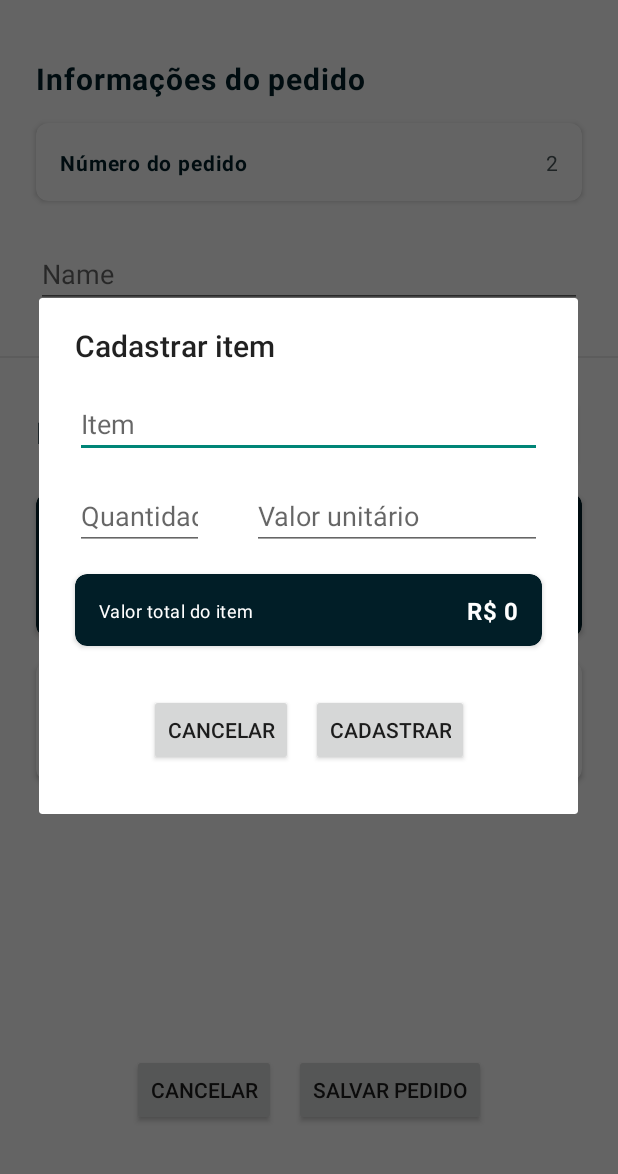
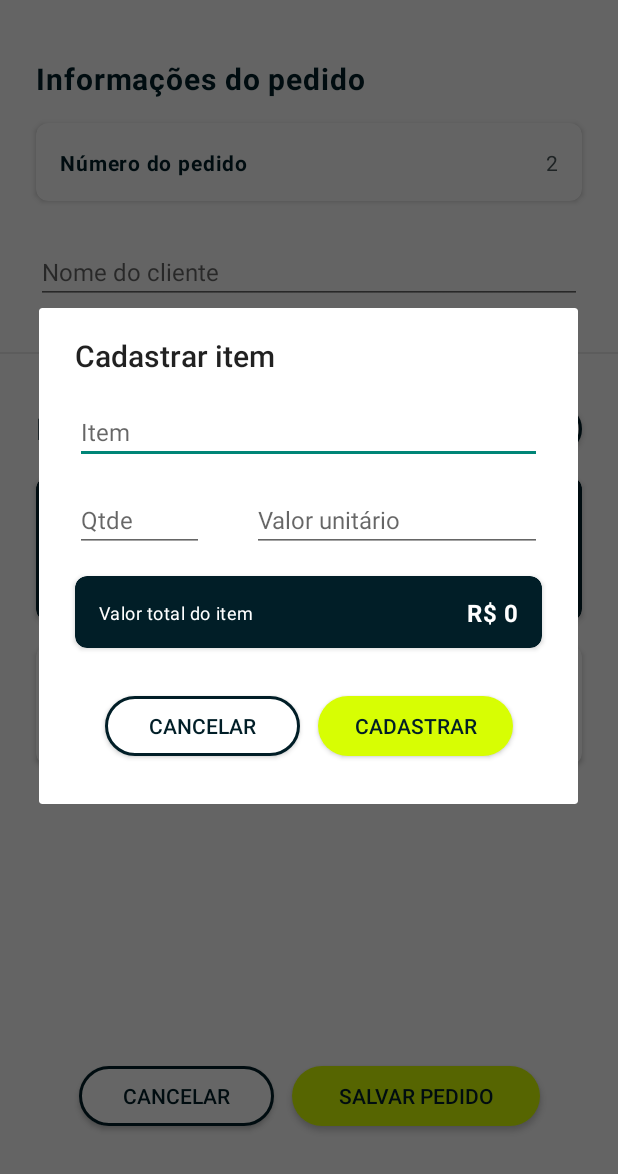
Before and after one commit to carlosolimpio/minhas-vendas, an Android app: the OrderDetailsFragment screen opened through its navigation route, after a tap on "INCLUIR ITEM", on a phone screen of 412 x 824 dp, the part 62-1236 px from its top. Run offline under Robolectric (Android 15) with nearby library versions, the phone set to English and light mode, and no system bars; our stand-ins replace Room's generated code.

Commit message:
Add buttons shape

```diff
--- /dev/null
+++ b/app/src/main/res/drawable/shape_button1.xml
@@ -0,0 +1,18 @@
+<?xml version="1.0" encoding="utf-8"?>
+<shape xmlns:android="http://schemas.android.com/apk/res/android"
+    android:shape="rectangle">
+
+    <corners android:radius="60dp" />
+
+    <solid android:color="@color/neon_green" />
+
+    <padding
+        android:bottom="8dp"
+        android:left="10dp"
+        android:right="10dp"
+        android:top="8dp" />
+
+    <size
+        android:height="20dp"
+        android:width="50dp" />
+</shape>
--- /dev/null
+++ b/app/src/main/res/drawable/shape_button2.xml
@@ -0,0 +1,22 @@
+<?xml version="1.0" encoding="utf-8"?>
+<shape xmlns:android="http://schemas.android.com/apk/res/android"
+    android:shape="rectangle" >
+
+    <corners android:radius="60dp" />
+
+    <solid android:color="@color/white" />
+
+    <padding
+        android:bottom="8dp"
+        android:left="10dp"
+        android:right="10dp"
+        android:top="8dp" />
+
+    <size
+        android:height="20dp"
+        android:width="50dp" />
+
+    <stroke
+        android:width="2dp"
+        android:color="@color/dark_blue" />
+</shape>
--- a/app/src/main/res/layout/fragment_order_details.xml
+++ b/app/src/main/res/layout/fragment_order_details.xml
@@ -71,7 +71,8 @@
                 android:layout_marginTop="26dp"
                 android:ems="10"
                 android:inputType="text"
-                android:hint="Name"
+                android:hint="@string/client_name"
+                android:textSize="16sp"
                 app:layout_constraintEnd_toEndOf="@+id/card_order_id"
                 app:layout_constraintStart_toStartOf="@+id/card_order_id"
                 app:layout_constraintTop_toBottomOf="@+id/card_order_id" />
@@ -99,10 +100,13 @@
 
             <Button
                 android:id="@+id/buttonAddItem"
-                android:layout_width="wrap_content"
-                android:layout_height="wrap_content"
+                android:layout_width="110dp"
+                android:layout_height="32dp"
                 android:layout_marginEnd="24dp"
+                android:background="@drawable/shape_button2"
                 android:text="@string/include_item"
+                android:textSize="12sp"
+                android:textColor="@color/dark_blue"
                 app:layout_constraintBottom_toBottomOf="@+id/textRegisteredItemsTitle"
                 app:layout_constraintEnd_toEndOf="parent"
                 app:layout_constraintTop_toTopOf="@+id/textRegisteredItemsTitle" />
@@ -240,11 +244,13 @@
 
             <Button
                 android:id="@+id/buttonCancel"
-                android:layout_width="wrap_content"
-                android:layout_height="wrap_content"
+                android:layout_width="130dp"
+                android:layout_height="40dp"
                 android:layout_marginBottom="32dp"
                 android:layout_marginEnd="12dp"
+                android:background="@drawable/shape_button2"
                 android:text="@string/cancel"
+                android:textColor="@color/dark_blue"
                 app:layout_constraintBottom_toBottomOf="parent"
                 app:layout_constraintEnd_toStartOf="@+id/buttonSave"
                 app:layout_constraintHorizontal_chainStyle="packed"
@@ -252,10 +258,12 @@
 
             <Button
                 android:id="@+id/buttonSave"
-                android:layout_width="wrap_content"
-                android:layout_height="wrap_content"
+                android:layout_width="165dp"
+                android:layout_height="40dp"
                 android:layout_marginBottom="32dp"
+                android:background="@drawable/shape_button1"
                 android:text="@string/save_order"
+                android:textColor="@color/dark_blue"
                 app:layout_constraintBottom_toBottomOf="parent"
                 app:layout_constraintEnd_toEndOf="parent"
                 app:layout_constraintStart_toEndOf="@+id/buttonCancel" />
@@ -272,7 +280,6 @@
                 app:layout_constraintEnd_toEndOf="parent"
                 app:layout_constraintHorizontal_bias="0.498"
                 app:layout_constraintStart_toStartOf="parent" />
-
         </androidx.constraintlayout.widget.ConstraintLayout>
     </ScrollView>
 </LinearLayout>
--- a/app/src/main/res/layout/layout_add_item_dialog.xml
+++ b/app/src/main/res/layout/layout_add_item_dialog.xml
@@ -14,7 +14,8 @@
         android:ems="10"
         android:inputType="text"
         android:imeOptions="actionNext"
-        android:hint="Item"
+        android:textSize="16sp"
+        android:hint="@string/item"
         app:layout_constraintEnd_toEndOf="parent"
         app:layout_constraintStart_toStartOf="parent"
         app:layout_constraintTop_toTopOf="parent" />
@@ -27,7 +28,8 @@
         android:ems="10"
         android:imeOptions="actionNext"
         android:inputType="number"
-        android:hint="Quantidade"
+        android:textSize="16sp"
+        android:hint="@string/qtde"
         app:layout_constraintStart_toStartOf="@+id/editTextItemName"
         app:layout_constraintTop_toBottomOf="@+id/editTextItemName" />
 
@@ -39,7 +41,8 @@
         android:ems="10"
         android:imeOptions="actionDone"
         android:inputType="numberDecimal"
-        android:hint="Valor unitário"
+        android:hint="@string/unitary_value"
+        android:textSize="16sp"
         app:layout_constraintEnd_toEndOf="@+id/editTextItemName"
         app:layout_constraintStart_toEndOf="@+id/editTextQuantity"
         app:layout_constraintTop_toTopOf="@+id/editTextQuantity" />
@@ -88,11 +91,13 @@
 
     <Button
         android:id="@+id/buttonCancelItem"
-        android:layout_width="wrap_content"
-        android:layout_height="wrap_content"
+        android:layout_width="130dp"
+        android:layout_height="40dp"
         android:layout_marginVertical="32dp"
         android:layout_marginEnd="12dp"
         android:text="@string/cancel"
+        android:background="@drawable/shape_button2"
+        android:textColor="@color/dark_blue"
         app:layout_constraintBottom_toBottomOf="parent"
         app:layout_constraintEnd_toStartOf="@+id/buttonRegisterItem"
         app:layout_constraintHorizontal_bias="0.5"
@@ -102,9 +107,11 @@
 
     <Button
         android:id="@+id/buttonRegisterItem"
-        android:layout_width="wrap_content"
-        android:layout_height="wrap_content"
+        android:layout_width="130dp"
+        android:layout_height="40dp"
         android:text="@string/register"
+        android:background="@drawable/shape_button1"
+        android:textColor="@color/dark_blue"
         app:layout_constraintEnd_toEndOf="parent"
         app:layout_constraintHorizontal_bias="0.5"
         app:layout_constraintStart_toEndOf="@+id/buttonCancelItem"
--- a/app/src/main/res/values/strings.xml
+++ b/app/src/main/res/values/strings.xml
@@ -26,4 +26,6 @@
     <string name="total_item_value">Valor total do item</string>
     <string name="register">Cadastrar</string>
     <string name="register_item">Cadastrar item</string>
+    <string name="item">Item</string>
+    <string name="client_name">Nome do cliente</string>
 </resources>
```
